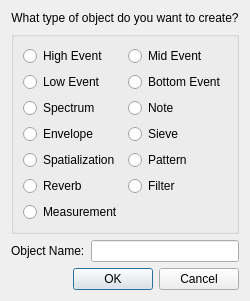
Old version of the form LASSIE/src/ui/FileNewObject.ui in the repository passyur/DISSCO-2.2.0.
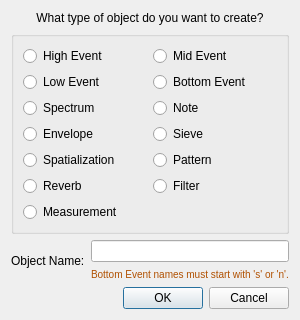
New version of the form.

Commit message:
new object: validate that name for bottom begins with either 's' or 'n'
will display a hint to the user if they put in a name that does not satisfy that condition

```diff
--- a/LASSIE/src/ui/FileNewObject.ui
+++ b/LASSIE/src/ui/FileNewObject.ui
@@ -151,7 +151,24 @@
       </widget>
      </item>
      <item>
-      <widget class="QLineEdit" name="objNameEntry"/>
+      <layout class="QVBoxLayout" name="objNameFieldLayout">
+       <item>
+        <widget class="QLineEdit" name="objNameEntry"/>
+       </item>
+       <item>
+        <widget class="QLabel" name="bottomPrefixHint">
+         <property name="text">
+          <string>Bottom Event names must start with 's' or 'n'.</string>
+         </property>
+         <property name="visible">
+          <bool>false</bool>
+         </property>
+         <property name="styleSheet">
+          <string notr="true">color: #b05000; font-size: 10px;</string>
+         </property>
+        </widget>
+       </item>
+      </layout>
      </item>
     </layout>
    </item>
```
The commit also changes 2 other files.
